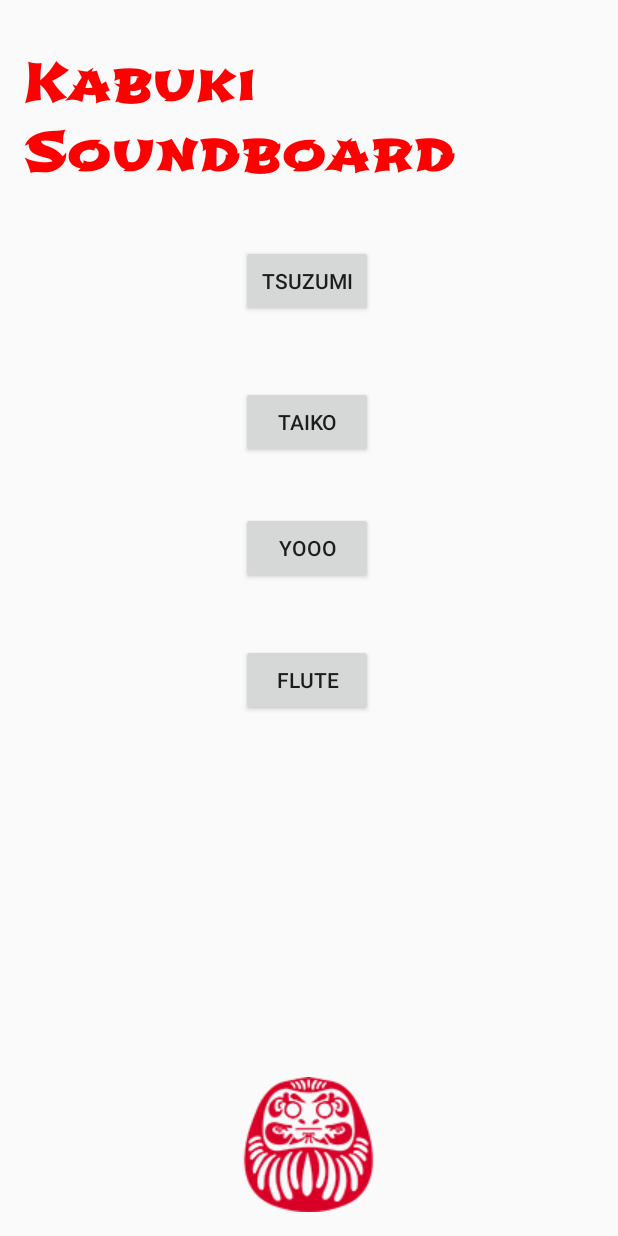
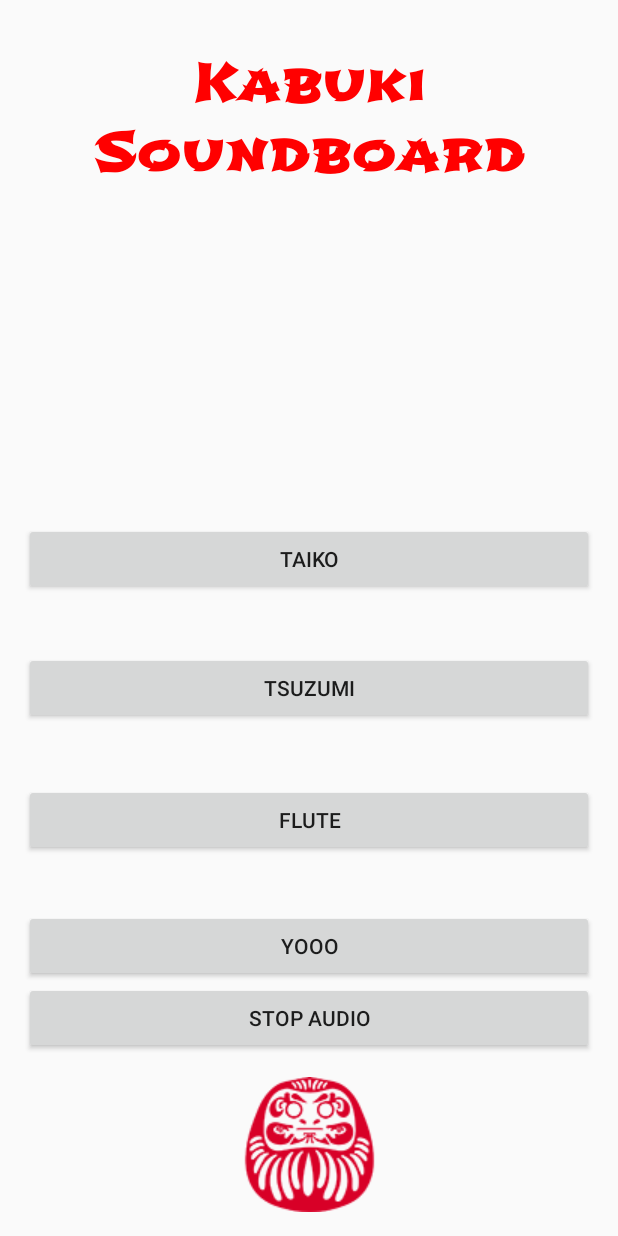
Before and after one commit to agoodman42/KabukiSoundboard, an Android app: the screen it shows after launch (MainActivity), after a tap on "TAIKO", on a phone screen of 412 x 824 dp. Run offline under Robolectric (Android 15) with nearby library versions, the phone set to English and light mode, and no system bars.

Commit message:
re-implemented with switch. now it crashes all the time, and can't layer sounds. I imagine it's due to the changes I made to the audio-player class. I will have to fix that.

```diff
--- a/app/src/main/java/com/gts/aarongoodman/kabukisoundboard/AudioPlayer.java
+++ b/app/src/main/java/com/gts/aarongoodman/kabukisoundboard/AudioPlayer.java
@@ -13,6 +13,8 @@ import java.io.IOException;
 public class AudioPlayer {
 
     public String asset;
+    MediaPlayer mp = new MediaPlayer();
+
 
     public String getAsset() {
         return asset;
@@ -22,11 +24,10 @@ public class AudioPlayer {
         this.asset = asset;
     }
 
-    public static void playAudio(String asset, Context c){
-        final MediaPlayer mp = new MediaPlayer();
+    public void playAudio(String asset, Context c) {
 
-        if(mp.isPlaying())
-        {
+
+        if (mp.isPlaying()) {
             mp.stop();
         }
 
@@ -34,7 +35,7 @@ public class AudioPlayer {
             mp.reset();
             AssetFileDescriptor afd;
             afd = c.getAssets().openFd(asset);
-            mp.setDataSource(afd.getFileDescriptor(),afd.getStartOffset(),afd.getLength());
+            mp.setDataSource(afd.getFileDescriptor(), afd.getStartOffset(), afd.getLength());
             mp.prepare();
             mp.start();
             mp.setOnCompletionListener(new MediaPlayer.OnCompletionListener() {
@@ -54,4 +55,11 @@ public class AudioPlayer {
 
 
     }
+    public void stopAudio(){
+        if(mp.isPlaying())
+        {
+            mp.stop();
+            mp.reset();
+        }
+    }
 }
--- a/app/src/main/java/com/gts/aarongoodman/kabukisoundboard/MainActivity.java
+++ b/app/src/main/java/com/gts/aarongoodman/kabukisoundboard/MainActivity.java
@@ -10,7 +10,12 @@ import android.widget.Button;
 import android.widget.ImageButton;
 import android.widget.TextView;
 
-public class MainActivity extends AppCompatActivity {
+import static com.gts.aarongoodman.kabukisoundboard.R.attr.colorAccent;
+
+public class MainActivity extends AppCompatActivity implements View.OnClickListener {
+
+    AudioPlayer AudioPlayer;
+
 
 
     @Override
@@ -18,9 +23,10 @@ public class MainActivity extends AppCompatActivity {
         super.onCreate(savedInstanceState);
         setContentView(R.layout.activity_main);
 
-        TextView TitleText = (TextView)findViewById(R.id.titleTextView);
+        TextView TitleText = (TextView) findViewById(R.id.titleTextView);
 
         Typeface custom_font = Typeface.createFromAsset(getAssets(), "fonts/Shojumaru_Regular.ttf");
+
 
         TitleText.setTypeface(custom_font);
         TitleText.setTextColor(Color.RED);
@@ -28,55 +34,51 @@ public class MainActivity extends AppCompatActivity {
         final MediaPlayer mp = new MediaPlayer();
 
         Button yo = (Button) findViewById(R.id.yoooButton);
+        yo.setOnClickListener(this);
         Button taiko = (Button) findViewById(R.id.taikoButton);
+        taiko.setOnClickListener(this);
         Button flute = (Button) findViewById(R.id.fluteButton);
-        //Button pylons = (Button) findViewById(R.id.pylonButton);
+        flute.setOnClickListener(this);
+        Button pylons = (Button) findViewById(R.id.clearButton);
+        pylons.setOnClickListener(this);
         Button tsuzumi = (Button) findViewById(R.id.tsuzumiButton);
+        tsuzumi.setOnClickListener(this);
         ImageButton kabuki = (ImageButton) findViewById(R.id.kabukiImageButton);
+        kabuki.setOnClickListener(this);
+        Button stop = (Button) findViewById(R.id.stopButton);
+        stop.setOnClickListener(this);
+        AudioPlayer = new AudioPlayer();
+    }
 
+        @Override
+        public void onClick(View v) {
 
-        yo.setOnClickListener(new View.OnClickListener() {
+            switch (v.getId()) {
 
-            @Override
-            public void onClick(View v) {
-                AudioPlayer.playAudio("yooo.wav",getApplicationContext());
+                case R.id.yoooButton:
+                    AudioPlayer.playAudio("yooo.wav",getApplicationContext());
+                    break;
+                case R.id.taikoButton:
+                    AudioPlayer.playAudio("taiko.mp3",getApplicationContext());
+                    break;
+                case R.id.fluteButton:
+                    AudioPlayer.playAudio("fluteSong.wav",getApplicationContext());
+                    break;
+                case R.id.kabukiImageButton:
+                    AudioPlayer.playAudio("kabuki.wav",getApplicationContext());
+                    break;
+                case R.id.tsuzumiButton:
+                    AudioPlayer.playAudio("tsuzumi.wav",getApplicationContext());
+                    break;
+                case R.id.clearButton:
+                    AudioPlayer.playAudio("pylons.mp3",getApplicationContext());
+                    break;
+                case R.id.stopButton:
+                    AudioPlayer.stopAudio();
+                    break;
+                default:
+                    break;
 
             }
-        });
-        taiko.setOnClickListener(new View.OnClickListener() {
-
-            @Override
-            public void onClick(View v) {
-                AudioPlayer.playAudio("taiko.mp3",getApplicationContext());
-
-            }
-        });
-        flute.setOnClickListener(new View.OnClickListener() {
-
-            @Override
-            public void onClick(View v) {
-                AudioPlayer.playAudio("fluteSong.wav",getApplicationContext());
-
-            }
-        });
-        tsuzumi.setOnClickListener(new View.OnClickListener() {
-
-            @Override
-            public void onClick(View v) {
-                AudioPlayer.playAudio("tsuzumi.wav",getApplicationContext());
-
-            }
-        });
-        kabuki.setOnClickListener(new View.OnClickListener() {
-
-            @Override
-            public void onClick(View v) {
-                AudioPlayer.playAudio("kabuki.wav",getApplicationContext());
-
-            }
-        });
-
-
-
-    }
+        }
 }
--- /dev/null
+++ b/app/src/main/res/color/clear.xml
@@ -0,0 +1,4 @@
+<?xml version="1.0" encoding="utf-8"?>
+<selector xmlns:android="http://schemas.android.com/apk/res/android">
+
+</selector>
--- a/app/src/main/res/layout/activity_main.xml
+++ b/app/src/main/res/layout/activity_main.xml
@@ -9,66 +9,129 @@
     android:paddingRight="@dimen/activity_horizontal_margin"
     android:paddingTop="@dimen/activity_vertical_margin"
     tools:context="com.gts.aarongoodman.kabukisoundboard.MainActivity"
-    android:id="@+id/kabukiButton">
+    android:id="@+id/kabukiLayout">
 
-    <Button
-        android:layout_width="wrap_content"
+    <LinearLayout
+        android:orientation="horizontal"
+        android:layout_width="match_parent"
         android:layout_height="wrap_content"
-        android:text="yooo"
-        android:id="@+id/yoooButton"
-        android:layout_below="@+id/taikoButton"
-        android:layout_alignLeft="@+id/taikoButton"
-        android:layout_alignStart="@+id/taikoButton"
-        android:layout_marginTop="36dp"/>
+        android:id="@+id/linearButtonLayout"
+        android:layout_centerHorizontal="true">
 
-    <Button
-        android:layout_width="wrap_content"
+        <Button
+            android:layout_width="match_parent"
+            android:layout_height="wrap_content"
+            android:id="@+id/clearButton"
+            android:layout_alignBaseline="@+id/titleTextView"
+            android:layout_alignBottom="@+id/titleTextView"
+            android:layout_alignLeft="@+id/titleTextView"
+            android:layout_alignStart="@+id/titleTextView"
+            android:layout_alignParentRight="true"
+            android:layout_alignParentEnd="true"
+            android:background="@android:color/transparent"
+            />
+    </LinearLayout>
+
+    <LinearLayout
+        android:orientation="horizontal"
+        android:layout_width="match_parent"
         android:layout_height="wrap_content"
-        android:text="Taiko"
-        android:id="@+id/taikoButton"
-        android:layout_marginTop="46dp"
-        android:layout_below="@+id/tsuzumiButton"
-        android:layout_alignLeft="@+id/kabukiImageButton"
-        android:layout_alignStart="@+id/kabukiImageButton"/>
+        android:id="@+id/titleLayout">
 
-    <Button
-        android:layout_width="wrap_content"
+        <TextView
+            android:layout_width="wrap_content"
+            android:layout_height="608dp"
+            android:textAppearance="?android:attr/textAppearanceLarge"
+            android:text="Kabuki Soundboard"
+            android:id="@+id/titleTextView"
+            android:textSize="35dp"
+            android:layout_alignParentTop="true"
+            android:layout_centerHorizontal="true"
+            android:layout_marginTop="15dp"
+            android:layout_weight="1"
+            android:textAlignment="center"
+            android:textStyle="normal|bold"
+            android:textColor="@android:color/black"/>
+
+    </LinearLayout>
+
+    <LinearLayout
+        android:orientation="horizontal"
+        android:layout_alignParentBottom="true"
+        android:layout_width="match_parent"
         android:layout_height="wrap_content"
-        android:text="flute"
-        android:id="@+id/fluteButton"
-        android:layout_below="@+id/yoooButton"
-        android:layout_alignLeft="@+id/yoooButton"
-        android:layout_alignStart="@+id/yoooButton"
-        android:layout_marginTop="40dp"/>
+        android:id="@+id/bottomHorizontalLayout">
 
-    <Button
-        android:layout_width="wrap_content"
+        <ImageButton
+            android:layout_width="match_parent"
+            android:layout_height="wrap_content"
+            android:id="@+id/kabukiImageButton"
+            android:src="@drawable/demon"
+            android:background="@android:color/transparent"
+            android:layout_below="@+id/stopButton"
+            android:layout_centerHorizontal="true"
+            android:layout_marginTop="15dp"
+            android:layout_weight="1"/>
+    </LinearLayout>
+
+    <LinearLayout
+        android:orientation="vertical"
+        android:layout_width="match_parent"
         android:layout_height="wrap_content"
-        android:text="Tsuzumi"
-        android:id="@+id/tsuzumiButton"
-        android:layout_marginTop="38dp"
-        android:layout_below="@+id/titleTextView"
-        android:layout_alignLeft="@+id/taikoButton"
-        android:layout_alignStart="@+id/taikoButton"/>
+        android:id="@+id/buttonsVerticaliLinearLayout"
 
-    <TextView
-        android:layout_width="wrap_content"
-        android:layout_height="wrap_content"
-        android:textAppearance="?android:attr/textAppearanceLarge"
-        android:text="Kabuki Soundboard"
-        android:id="@+id/titleTextView"
-        android:textSize="35dp"
-        android:layout_alignParentTop="true"
-        android:layout_centerHorizontal="true"
-        android:layout_marginTop="15dp"/>
+        android:layout_above="@+id/bottomHorizontalLayout"
+        android:layout_alignParentLeft="true"
+        android:layout_alignParentStart="true">
 
-    <ImageButton
-        android:layout_width="wrap_content"
-        android:layout_height="wrap_content"
-        android:id="@+id/kabukiImageButton"
-        android:src="@drawable/demon"
-        android:background="@android:color/transparent"
-        android:layout_alignParentBottom="true"
-        android:layout_centerHorizontal="true"/>
+        <Button
+            android:layout_width="match_parent"
+            android:layout_height="wrap_content"
+            android:text="Taiko"
+            android:id="@+id/taikoButton"
+            android:layout_marginTop="46dp"
+            android:layout_below="@+id/tsuzumiButton"
+            android:layout_alignLeft="@+id/kabukiImageButton"
+            android:layout_alignStart="@+id/kabukiImageButton"
+            android:layout_row="5"
+            android:layout_column="0"/>
+
+        <Button
+            android:layout_width="match_parent"
+            android:layout_height="wrap_content"
+            android:text="Tsuzumi"
+            android:id="@+id/tsuzumiButton"
+            android:layout_marginTop="38dp"
+            android:layout_below="@+id/titleTextView"
+            android:layout_alignLeft="@+id/taikoButton"
+            android:layout_alignStart="@+id/taikoButton"/>
+
+        <Button
+            android:layout_width="match_parent"
+            android:layout_height="wrap_content"
+            android:text="flute"
+            android:id="@+id/fluteButton"
+            android:layout_below="@+id/yoooButton"
+            android:layout_alignLeft="@+id/yoooButton"
+            android:layout_alignStart="@+id/yoooButton"
+            android:layout_marginTop="40dp"/>
+
+        <Button
+            android:layout_width="match_parent"
+            android:layout_height="wrap_content"
+            android:text="yooo"
+            android:id="@+id/yoooButton"
+            android:layout_below="@+id/taikoButton"
+            android:layout_alignLeft="@+id/taikoButton"
+            android:layout_alignStart="@+id/taikoButton"
+            android:layout_marginTop="36dp"/>
+
+        <Button
+            android:text="Stop Audio"
+            android:layout_width="match_parent"
+            android:id="@+id/stopButton"
+            android:layout_height="wrap_content"/>
+
+    </LinearLayout>
 
 </RelativeLayout>
--- a/app/src/main/res/values/colors.xml
+++ b/app/src/main/res/values/colors.xml
@@ -2,5 +2,6 @@
 <resources>
     <color name="colorPrimary">#3F51B5</color>
     <color name="colorPrimaryDark">#303F9F</color>
-    <color name="colorAccent">#FF4081</color>
+    <color name="colorAccent">#ff000d</color>
+
 </resources>
--- a/build.gradle
+++ b/build.gradle
@@ -5,7 +5,7 @@ buildscript {
         jcenter()
     }
     dependencies {
-        classpath 'com.android.tools.build:gradle:2.1.3'
+        classpath 'com.android.tools.build:gradle:2.2.2'
 
         // NOTE: Do not place your application dependencies here; they belong
         // in the individual module build.gradle files
```
